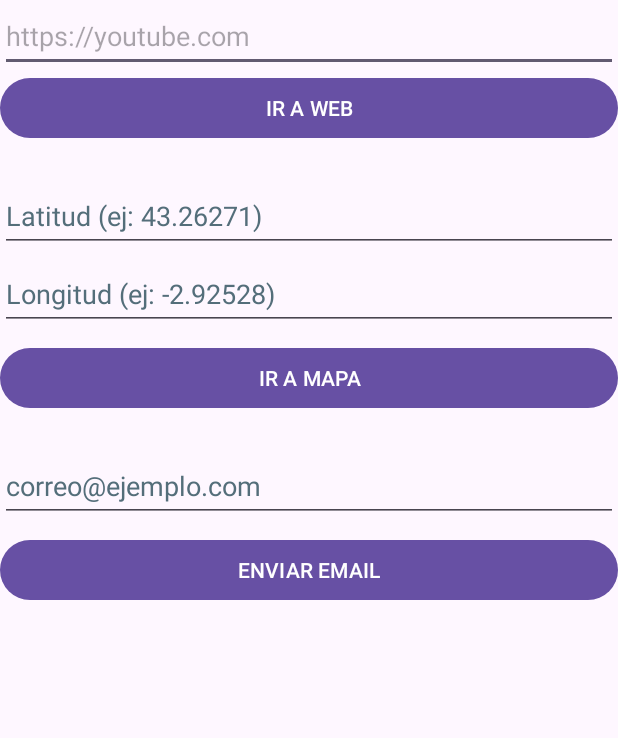
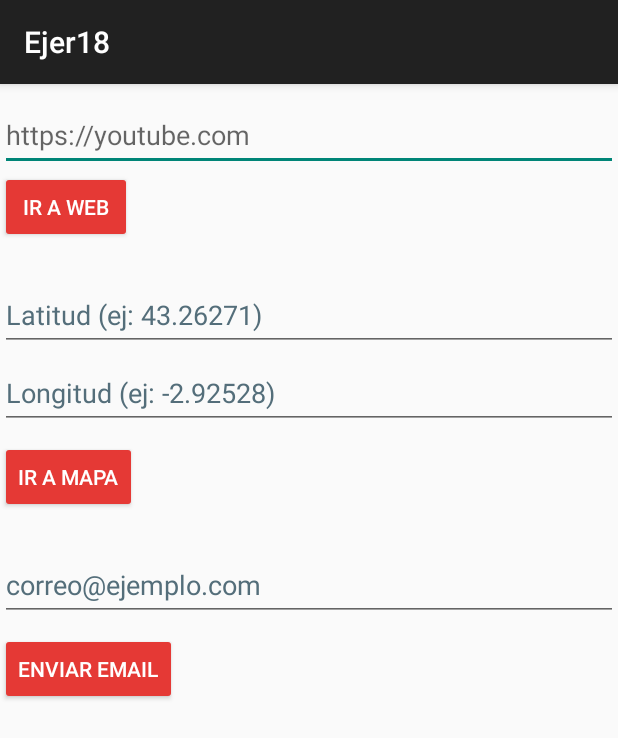
Before and after one commit to hanae-elhasnaoui/DAM2, an Android app: the screen it shows after launch (MainActivity), on a phone screen of 412 x 824 dp. Shown: the top 738 px of the screen. Run offline under Robolectric (Android 15) with nearby library versions, the light colour scheme and no system bars.

Commit message:
ejer camera y mapa y wewb y email

```diff
--- a/PMDM/UD003 Intents y ciclos de vida/Ejer18/app/src/main/res/layout/activity_main.xml
+++ b/PMDM/UD003 Intents y ciclos de vida/Ejer18/app/src/main/res/layout/activity_main.xml
@@ -15,13 +15,16 @@
         android:importantForAutofill="no"
         android:inputType="textUri"
         android:minHeight="48dp"
+        android:layout_marginTop="10dp"
         tools:ignore="VisualLintTextFieldSize,VisualLintSystemUi" />
 
     <Button
         android:id="@+id/btnWeb"
-        android:layout_width="match_parent"
+        android:layout_width="wrap_content"
         android:layout_height="wrap_content"
         android:layout_marginBottom="24dp"
+        android:backgroundTint="@color/rojo"
+        android:textColor="@color/white"
         android:text="@string/btn_web"
         tools:ignore="VisualLintButtonSize" />
 
@@ -50,10 +53,12 @@
 
     <Button
         android:id="@+id/btnMapa"
-        android:layout_width="match_parent"
+        android:layout_width="wrap_content"
         android:layout_height="wrap_content"
         android:layout_marginTop="8dp"
         android:layout_marginBottom="24dp"
+        android:backgroundTint="@color/rojo"
+        android:textColor="@color/white"
         android:text="@string/btn_map"
         tools:ignore="VisualLintButtonSize" />
 
@@ -70,9 +75,11 @@
 
     <Button
         android:id="@+id/btnEmail"
-        android:layout_width="match_parent"
+        android:layout_width="wrap_content"
         android:layout_height="wrap_content"
         android:layout_marginTop="8dp"
+        android:backgroundTint="@color/rojo"
+        android:textColor="@color/white"
         android:text="@string/btn_enviar_email"
         tools:ignore="VisualLintButtonSize" />
 
--- a/PMDM/UD003 Intents y ciclos de vida/Ejer18/app/src/main/res/values/colors.xml
+++ b/PMDM/UD003 Intents y ciclos de vida/Ejer18/app/src/main/res/values/colors.xml
@@ -2,4 +2,5 @@
 <resources>
     <color name="black">#FF000000</color>
     <color name="white">#FFFFFFFF</color>
+    <color name="rojo">#E53935</color>
 </resources>
--- a/PMDM/UD003 Intents y ciclos de vida/Ejer18/app/src/main/res/values/themes.xml
+++ b/PMDM/UD003 Intents y ciclos de vida/Ejer18/app/src/main/res/values/themes.xml
@@ -5,5 +5,5 @@
         <!-- <item name="colorPrimary">@color/my_light_primary</item> -->
     </style>
 
-    <style name="Theme.Ejer18" parent="Base.Theme.Ejer18" />
+    <style name="Theme.Ejer18" parent="Theme.AppCompat.Light.DarkActionBar" />
 </resources>
```
Also changed, not shown: PMDM/UD003 Intents y ciclos de vida/Ejer18/app/src/main/java/com/example/ejer18/MainActivity.kt (+17 -8 lines).
